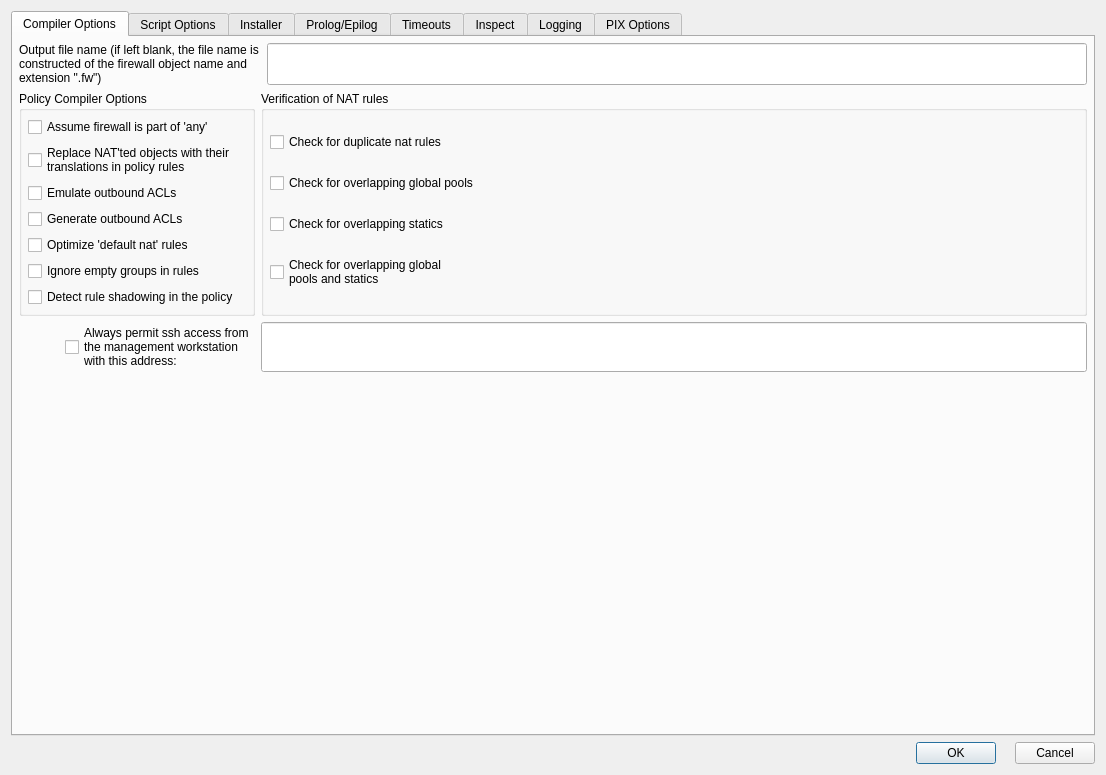
Qt form src/gui/pixadvanceddialog_q.ui (fwbuilder/fwbuilder) before a commit.
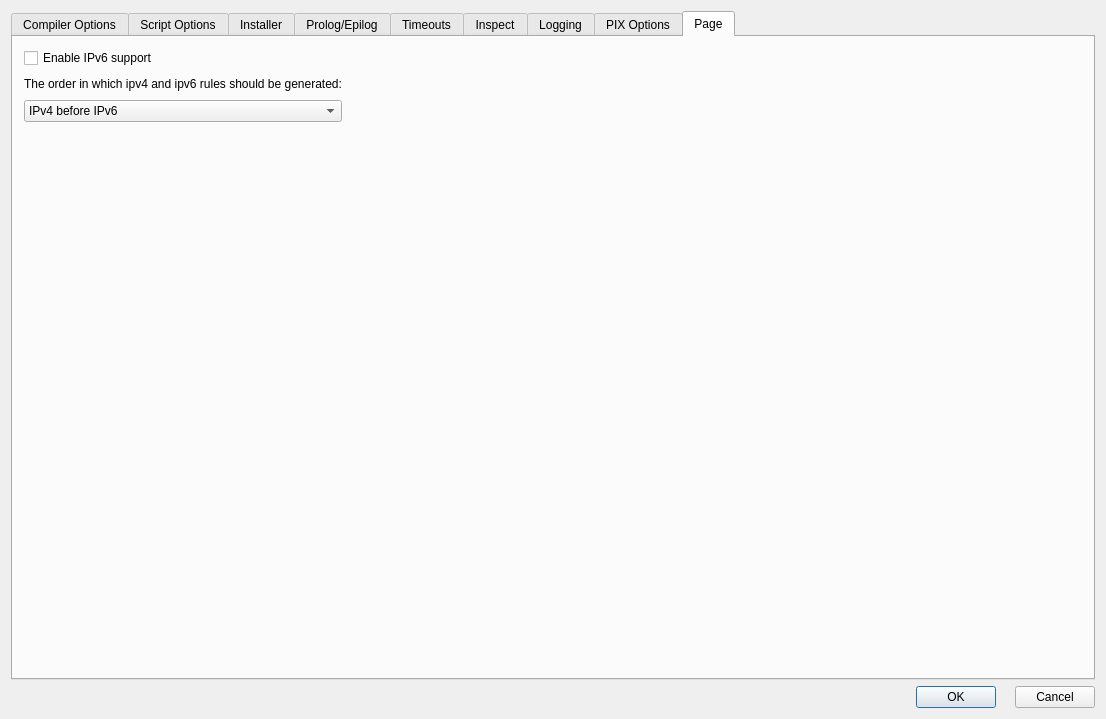
The same form after that commit. The open tabs and pages were chosen to show the change.

```diff
--- a/src/gui/pixadvanceddialog_q.ui
+++ b/src/gui/pixadvanceddialog_q.ui
@@ -9,7 +9,7 @@
     <x>0</x>
     <y>0</y>
     <width>1106</width>
-    <height>775</height>
+    <height>719</height>
    </rect>
   </property>
   <property name="windowTitle" >
@@ -4503,6 +4503,67 @@
        </item>
       </layout>
      </widget>
+     <widget class="QWidget" name="tab" >
+      <attribute name="title" >
+       <string>Page</string>
+      </attribute>
+      <layout class="QGridLayout" >
+       <item row="0" column="0" >
+        <widget class="QCheckBox" name="ipv6_2" >
+         <property name="text" >
+          <string>Enable IPv6 support</string>
+         </property>
+        </widget>
+       </item>
+       <item row="1" column="0" >
+        <widget class="QLabel" name="label_2" >
+         <property name="text" >
+          <string>The order in which ipv4 and ipv6 rules should be generated:</string>
+         </property>
+        </widget>
+       </item>
+       <item row="1" column="1" >
+        <spacer>
+         <property name="orientation" >
+          <enum>Qt::Horizontal</enum>
+         </property>
+         <property name="sizeHint" >
+          <size>
+           <width>40</width>
+           <height>20</height>
+          </size>
+         </property>
+        </spacer>
+       </item>
+       <item row="2" column="0" >
+        <widget class="QComboBox" name="ipv4before_2" >
+         <item>
+          <property name="text" >
+           <string>IPv4 before IPv6</string>
+          </property>
+         </item>
+         <item>
+          <property name="text" >
+           <string>IPv6 before IPv4</string>
+          </property>
+         </item>
+        </widget>
+       </item>
+       <item row="3" column="0" >
+        <spacer>
+         <property name="orientation" >
+          <enum>Qt::Vertical</enum>
+         </property>
+         <property name="sizeHint" >
+          <size>
+           <width>20</width>
+           <height>40</height>
+          </size>
+         </property>
+        </spacer>
+       </item>
+      </layout>
+     </widget>
     </widget>
    </item>
   </layout>
```
Left out of the diff: 1 changed line with no effect on the pictures.
